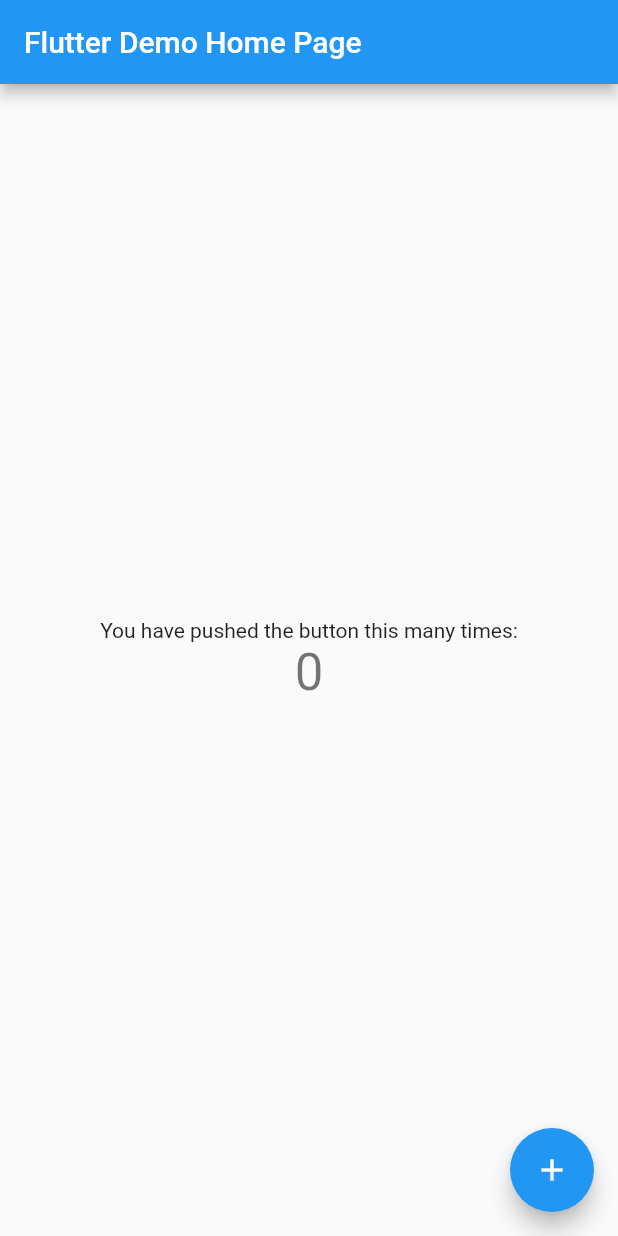
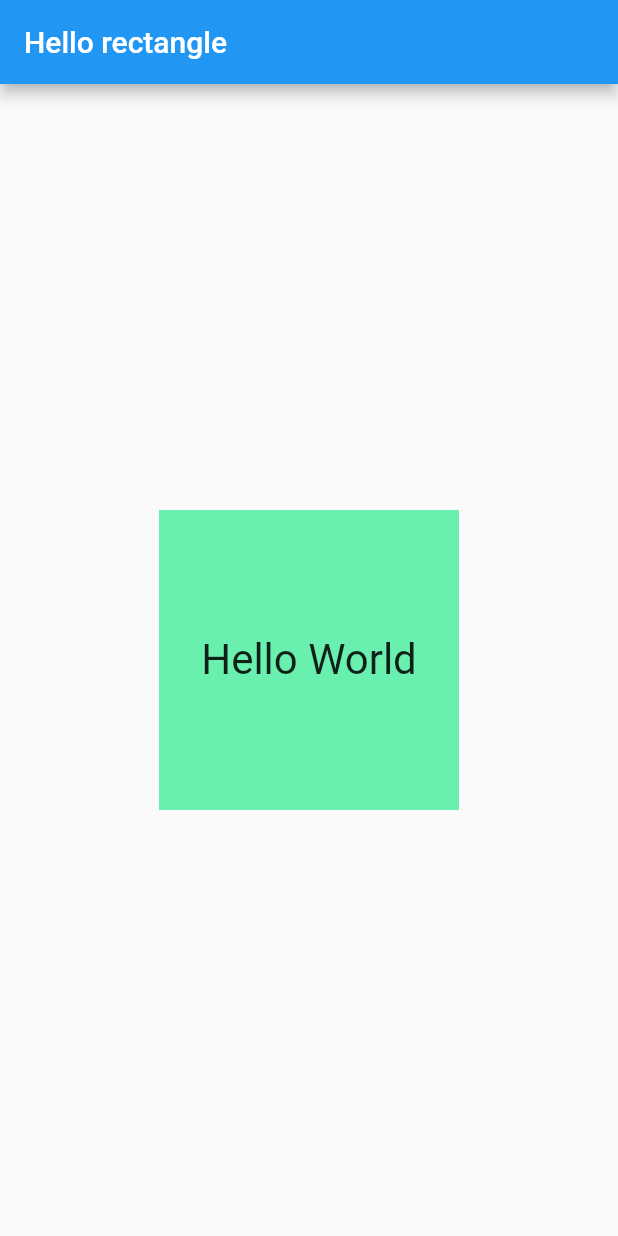
Before and after one commit to jamuc/HellowRectangle, a Flutter app: the screen it shows after launch, on a phone screen of 412 x 824 dp. Run offline on Flutter 3.47's test engine with Material 2 defaults, Android fonts, the phone set to English and light mode, and no system bars.

Commit message:
Display green centered rectangle with hello world

```diff
--- a/lib/main.dart
+++ b/lib/main.dart
@@ -1,111 +1,22 @@
 import 'package:flutter/material.dart';
 
-void main() => runApp(MyApp());
-
-class MyApp extends StatelessWidget {
-  // This widget is the root of your application.
-  @override
-  Widget build(BuildContext context) {
-    return MaterialApp(
-      title: 'Flutter Demo',
-      theme: ThemeData(
-        // This is the theme of your application.
-        //
-        // Try running your application with "flutter run". You'll see the
-        // application has a blue toolbar. Then, without quitting the app, try
-        // changing the primarySwatch below to Colors.green and then invoke
-        // "hot reload" (press "r" in the console where you ran "flutter run",
-        // or simply save your changes to "hot reload" in a Flutter IDE).
-        // Notice that the counter didn't reset back to zero; the application
-        // is not restarted.
-        primarySwatch: Colors.blue,
-      ),
-      home: MyHomePage(title: 'Flutter Demo Home Page'),
-    );
-  }
-}
-
-class MyHomePage extends StatefulWidget {
-  MyHomePage({Key key, this.title}) : super(key: key);
-
-  // This widget is the home page of your application. It is stateful, meaning
-  // that it has a State object (defined below) that contains fields that affect
-  // how it looks.
-
-  // This class is the configuration for the state. It holds the values (in this
-  // case the title) provided by the parent (in this case the App widget) and
-  // used by the build method of the State. Fields in a Widget subclass are
-  // always marked "final".
-
-  final String title;
-
-  @override
-  _MyHomePageState createState() => _MyHomePageState();
-}
-
-class _MyHomePageState extends State<MyHomePage> {
-  int _counter = 0;
-
-  void _incrementCounter() {
-    setState(() {
-      // This call to setState tells the Flutter framework that something has
-      // changed in this State, which causes it to rerun the build method below
-      // so that the display can reflect the updated values. If we changed
-      // _counter without calling setState(), then the build method would not be
-      // called again, and so nothing would appear to happen.
-      _counter++;
-    });
-  }
-
-  @override
-  Widget build(BuildContext context) {
-    // This method is rerun every time setState is called, for instance as done
-    // by the _incrementCounter method above.
-    //
-    // The Flutter framework has been optimized to make rerunning build methods
-    // fast, so that you can just rebuild anything that needs updating rather
-    // than having to individually change instances of widgets.
-    return Scaffold(
+main(List<String> args) {
+  return runApp(MaterialApp(
+    debugShowCheckedModeBanner: false,
+    home: Scaffold(
       appBar: AppBar(
-        // Here we take the value from the MyHomePage object that was created by
-        // the App.build method, and use it to set our appbar title.
-        title: Text(widget.title),
+        title: Text("Hello rectangle"),
       ),
       body: Center(
-        // Center is a layout widget. It takes a single child and positions it
-        // in the middle of the parent.
-        child: Column(
-          // Column is also layout widget. It takes a list of children and
-          // arranges them vertically. By default, it sizes itself to fit its
-          // children horizontally, and tries to be as tall as its parent.
-          //
-          // Invoke "debug painting" (press "p" in the console, choose the
-          // "Toggle Debug Paint" action from the Flutter Inspector in Android
-          // Studio, or the "Toggle Debug Paint" command in Visual Studio Code)
-          // to see the wireframe for each widget.
-          //
-          // Column has various properties to control how it sizes itself and
-          // how it positions its children. Here we use mainAxisAlignment to
-          // center the children vertically; the main axis here is the vertical
-          // axis because Columns are vertical (the cross axis would be
-          // horizontal).
-          mainAxisAlignment: MainAxisAlignment.center,
-          children: <Widget>[
-            Text(
-              'You have pushed the button this many times:',
-            ),
-            Text(
-              '$_counter',
-              style: Theme.of(context).textTheme.display1,
-            ),
-          ],
+        child: Container(
+          color: Colors.greenAccent,
+          height: 200,
+          width: 200,
+          child: Center(
+            child: Text("Hello World", style: TextStyle(fontSize: 28),)
+          ),
         ),
       ),
-      floatingActionButton: FloatingActionButton(
-        onPressed: _incrementCounter,
-        tooltip: 'Increment',
-        child: Icon(Icons.add),
-      ), // This trailing comma makes auto-formatting nicer for build methods.
-    );
-  }
+    ),
+  ));
 }
```
